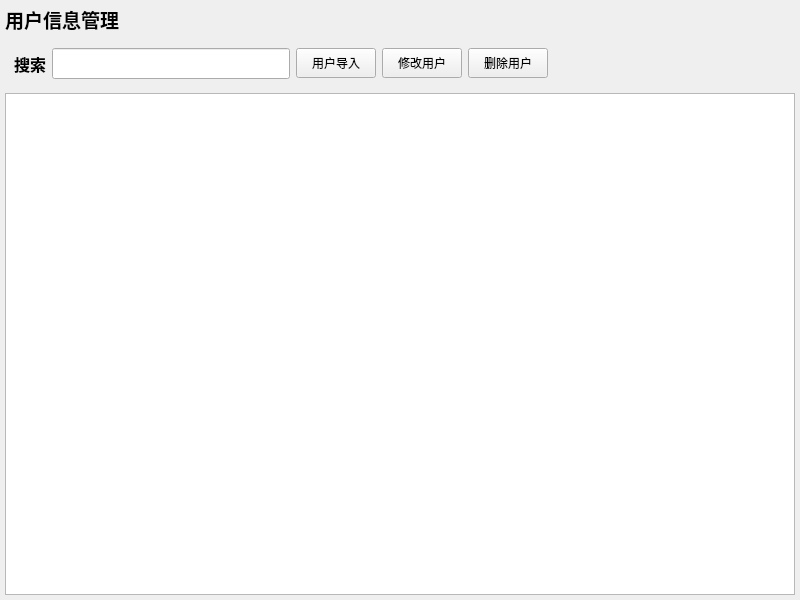
Before: the Qt Designer form SnailIOTMonitoring/src/controller/admincontroller.ui in Amber-muyu/Qt_Project, drawn with Qt 5.
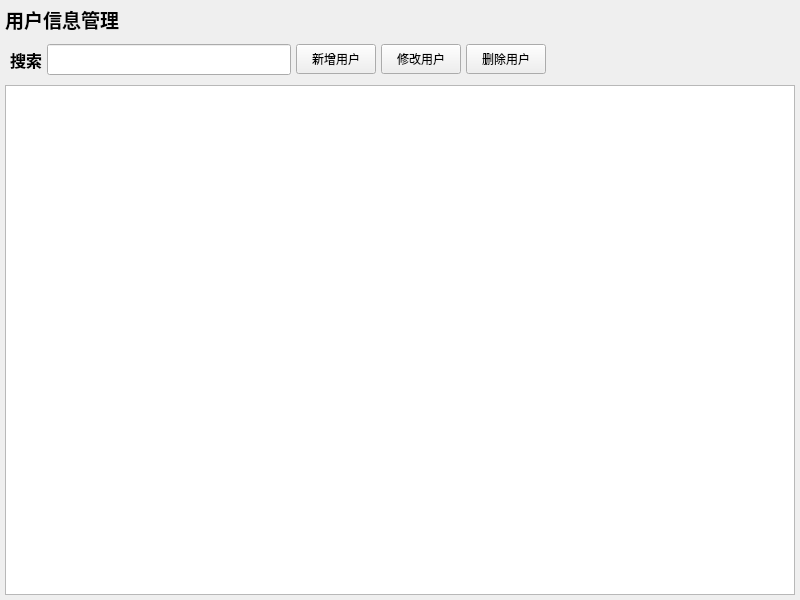
After: the same form once the commit is applied.

Commit message: 用户以及设备的新增，删除，修改，搜索

The edit to the form file:
```diff
--- a/SnailIOTMonitoring/src/controller/admincontroller.ui
+++ b/SnailIOTMonitoring/src/controller/admincontroller.ui
@@ -47,6 +47,21 @@
    <item row="1" column="0" colspan="2">
     <widget class="QWidget" name="widget" native="true">
      <layout class="QGridLayout" name="gridLayout">
+      <property name="leftMargin">
+       <number>5</number>
+      </property>
+      <property name="topMargin">
+       <number>5</number>
+      </property>
+      <property name="rightMargin">
+       <number>5</number>
+      </property>
+      <property name="bottomMargin">
+       <number>5</number>
+      </property>
+      <property name="spacing">
+       <number>5</number>
+      </property>
       <item row="0" column="1">
        <widget class="QLineEdit" name="lineEditSelectUser">
         <property name="minimumSize">
@@ -74,7 +89,7 @@
          </size>
         </property>
         <property name="text">
-         <string>用户导入</string>
+         <string>新增用户</string>
         </property>
        </widget>
       </item>
```
The commit also changes 75 other files.
